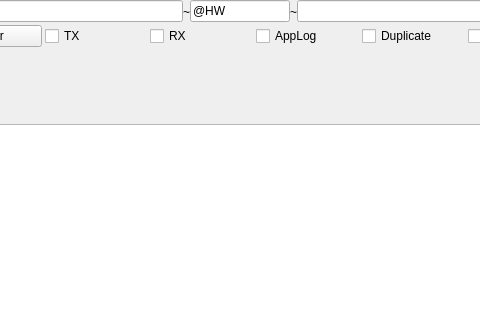
This is Lib/AppWidgets/Agent_Cmd_Log_Form.ui in break11/AutoStorage as Qt 5 draws it before an edit; both pictures show x 169 to 649 and y 0 to 320 of the 764 by 514 pixel window. The edited form follows.
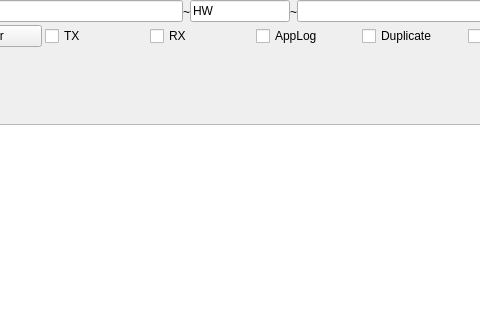
This is the edited form.

Patch:
```diff
--- a/Lib/AppWidgets/Agent_Cmd_Log_Form.ui
+++ b/Lib/AppWidgets/Agent_Cmd_Log_Form.ui
@@ -83,7 +83,7 @@
         <string>Send Custom CMD to Agent</string>
        </property>
        <property name="text">
-        <string>@HW</string>
+        <string>HW</string>
        </property>
       </widget>
      </item>
```
